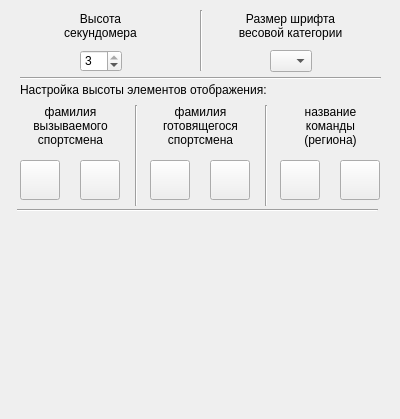
Before: the Qt Designer form FormView.ui in zak2791/Tabloh2H, drawn with Qt 5.
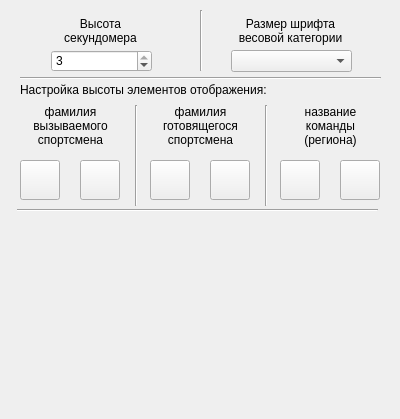
After: the same form once the commit is applied. Icons and pictures are not drawn.

Diff of the .ui file:
```diff
--- a/FormView.ui
+++ b/FormView.ui
@@ -44,9 +44,9 @@
   <widget class="QSpinBox" name="sbSec">
    <property name="geometry">
     <rect>
-     <x>80</x>
+     <x>51</x>
      <y>50</y>
-     <width>42</width>
+     <width>101</width>
      <height>22</height>
     </rect>
    </property>
@@ -66,7 +66,7 @@
      <x>50</x>
      <y>10</y>
      <width>101</width>
-     <height>31</height>
+     <height>41</height>
     </rect>
    </property>
    <property name="text">
@@ -317,7 +317,7 @@
      <x>220</x>
      <y>10</y>
      <width>141</width>
-     <height>31</height>
+     <height>41</height>
     </rect>
    </property>
    <property name="text">
@@ -331,9 +331,9 @@
   <widget class="QComboBox" name="cmbFont">
    <property name="geometry">
     <rect>
-     <x>270</x>
+     <x>231</x>
      <y>50</y>
-     <width>42</width>
+     <width>121</width>
      <height>22</height>
     </rect>
    </property>
```
Left out of the diff: 22 changed lines with no effect on the pictures.
